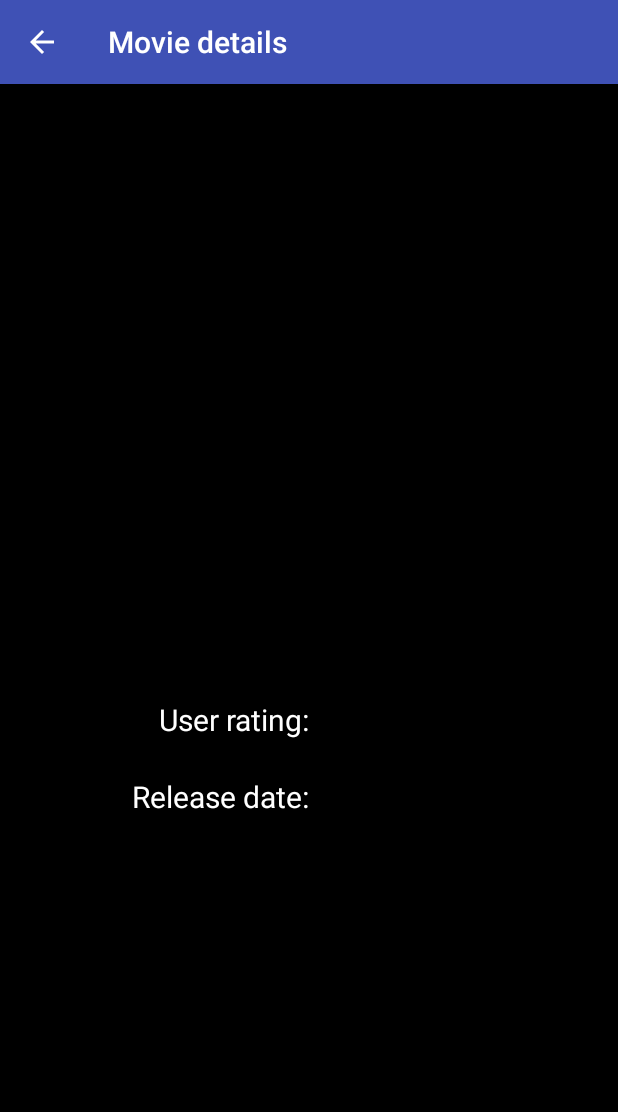
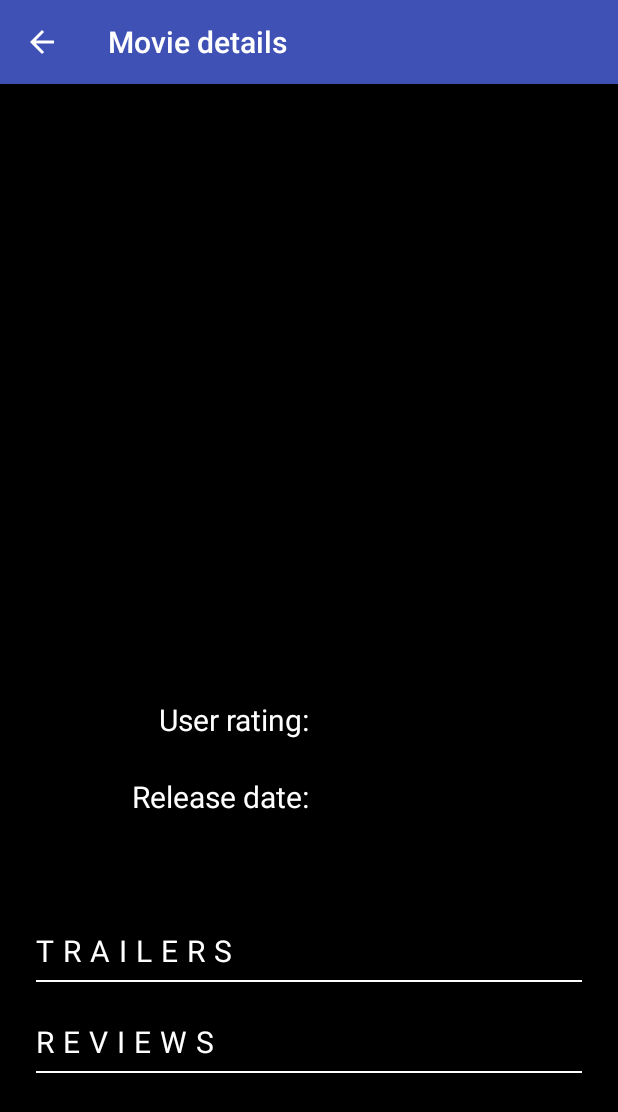
Before and after one commit to JohnyLearning/PopularMoviesStage2, an Android app: the MovieDetailActivity screen opened directly, with no data from a screen before it, on a phone screen of 412 x 824 dp. Shown: the top 1112 px of the screen. Run offline under Robolectric (Android 15) with nearby library versions, the phone set to English and light mode, and no system bars; our stand-ins replace Picasso, RxJava, data binding; network calls fail; pictures from the network do not load; 7 statements that could not run were skipped.

Commit message:
feat: include reviews

```diff
--- a/app/src/main/java/com/ivanhadzhi/popularmovies/TrailerAdapter.java
+++ b/app/src/main/java/com/ivanhadzhi/popularmovies/TrailerAdapter.java
@@ -57,7 +57,7 @@ public class TrailerAdapter extends RecyclerView.Adapter<TrailerAdapter.TrailerV
 
         void bind(Trailer trailer) {
             dataBinding.setTrailer(trailer);
-            String photoUrl = String.format("https://img.youtube.com/vi/%s/0.jpg", trailer.getName());
+            String photoUrl = String.format("https://img.youtube.com/vi/%s/0.jpg", trailer.getKey());
             Picasso.get()
                     .load(photoUrl)
                     .placeholder(R.drawable.no_image)
--- a/app/src/main/java/com/ivanhadzhi/popularmovies/model/Trailer.java
+++ b/app/src/main/java/com/ivanhadzhi/popularmovies/model/Trailer.java
@@ -28,4 +28,7 @@ public class Trailer {
         return name;
     }
 
+    public String getKey() {
+        return key;
+    }
 }
--- a/app/src/main/res/layout/activity_movie_detail.xml
+++ b/app/src/main/res/layout/activity_movie_detail.xml
@@ -97,20 +97,6 @@
 
             </LinearLayout>
 
-            <androidx.cardview.widget.CardView
-                android:id="@+id/trailers_container"
-                android:layout_width="match_parent"
-                android:layout_height="wrap_content">
-
-                <androidx.recyclerview.widget.RecyclerView
-                    android:id="@+id/rv_trailers"
-                    android:orientation="horizontal"
-                    android:layout_width="match_parent"
-                    android:layout_height="wrap_content"
-                    app:layout_behavior="android.support.design.widget.AppBarLayout$ScrollingViewBehavior" />
-
-            </androidx.cardview.widget.CardView>
-
             <TextView
                 android:id="@+id/movie_synopsis"
                 android:layout_width="match_parent"
@@ -121,6 +107,54 @@
                 android:layout_marginTop="24dp"
                 android:layout_marginLeft="6dp"/>
 
+            <TextView
+                android:layout_width="match_parent"
+                android:layout_height="wrap_content"
+                android:letterSpacing="0.3"
+                android:text="Trailers"
+                android:textAllCaps="true"
+                android:textSize="@dimen/label_text_size"
+                android:layout_marginTop="24dp"
+                android:textColor="@color/white"/>
+
+            <View
+                android:layout_width="match_parent"
+                android:layout_height="1dp"
+                android:background="@color/white"
+                android:layout_marginTop="6dp"
+                android:layout_marginBottom="2dp"/>
+
+            <androidx.recyclerview.widget.RecyclerView
+                android:id="@+id/rv_trailers"
+                android:layout_width="match_parent"
+                android:background="@color/black"
+                android:layout_height="match_parent"
+                app:layout_behavior="android.support.design.widget.AppBarLayout$ScrollingViewBehavior" />
+
+            <TextView
+                android:layout_width="match_parent"
+                android:layout_height="wrap_content"
+                android:letterSpacing="0.3"
+                android:text="Reviews"
+                android:textSize="@dimen/label_text_size"
+                android:textAllCaps="true"
+                android:layout_marginTop="24dp"
+                android:textColor="@color/white"/>
+
+            <View
+                android:layout_marginTop="6dp"
+                android:layout_width="match_parent"
+                android:layout_height="1dp"
+                android:background="@color/white"/>
+
+            <androidx.recyclerview.widget.RecyclerView
+                android:id="@+id/rv_reviews"
+                android:layout_width="match_parent"
+                android:background="@color/black"
+                android:layout_height="match_parent"
+                android:layout_marginTop="12dp"
+                app:layout_behavior="android.support.design.widget.AppBarLayout$ScrollingViewBehavior" />
+
         </LinearLayout>
     </ScrollView>
 </layout>
--- a/app/src/main/res/values/dimens.xml
+++ b/app/src/main/res/values/dimens.xml
@@ -3,4 +3,5 @@
     <dimen name="label_text_size">20sp</dimen>
     <dimen name="movie_item_title">12sp</dimen>
     <dimen name="movie_title">28sp</dimen>
+    <dimen name="review_author">14sp</dimen>
 </resources>
```
Also changed, not shown: app/src/main/java/com/ivanhadzhi/popularmovies/MovieDetailActivity.java (+17 -6 lines), app/src/main/java/com/ivanhadzhi/popularmovies/ReviewAdapter.java (added, +62 -0 lines), app/src/main/java/com/ivanhadzhi/popularmovies/model/Review.java (+13 -2 lines), app/src/main/res/drawable/review_border.xml (added, +12 -0 lines), app/src/main/res/layout/movie_review_item.xml (added, +44 -0 lines), app/src/main/res/layout/movie_trailer_item.xml (+8 -9 lines).
